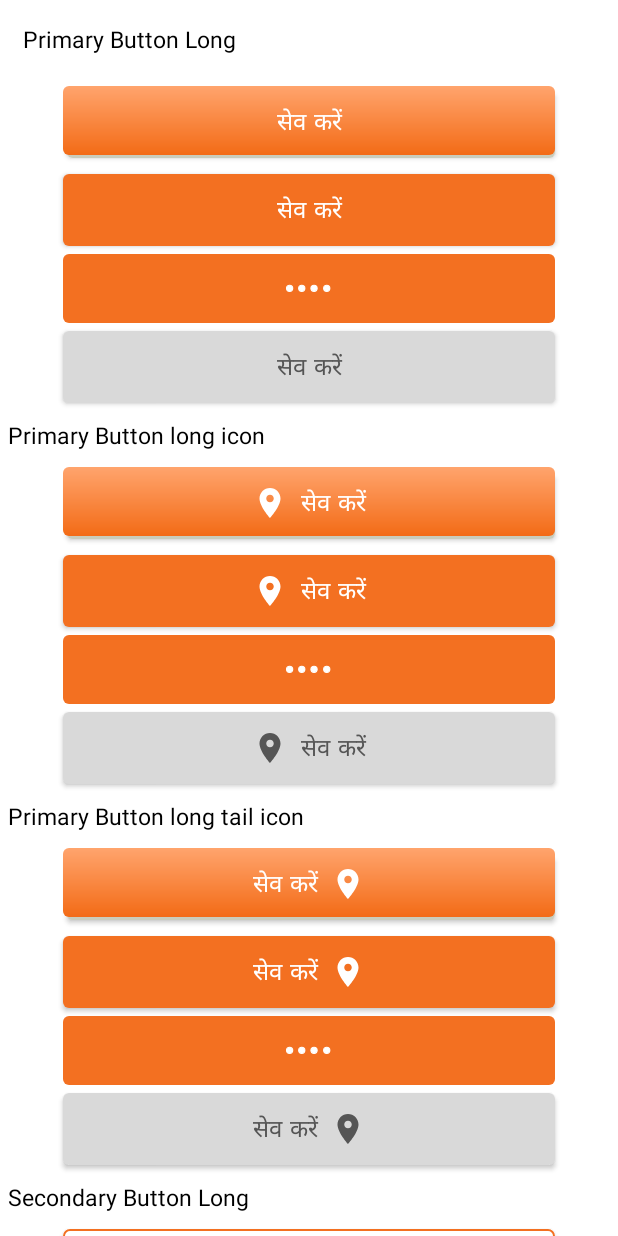
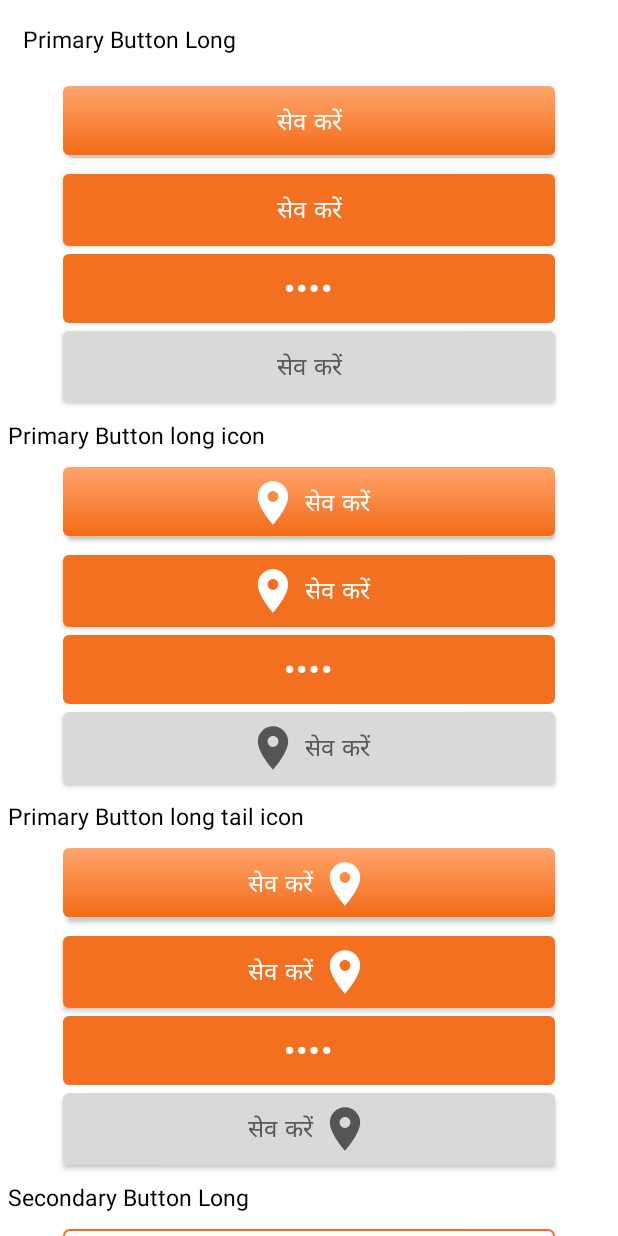
Before and after one commit to jasi341/CustomApplication, an Android app: the IconsButtonActivity screen opened directly, with no data from a screen before it, on a phone screen of 412 x 824 dp. Run offline under Robolectric (Android 15) with nearby library versions, the phone set to English and light mode, and no system bars.

Commit message:
Icons Fixed

```diff
--- /dev/null
+++ b/app/src/main/res/drawable/ic_baseline_local_phone_24.xml
@@ -0,0 +1,5 @@
+<vector android:height="24dp" android:tint="#000000"
+    android:viewportHeight="24" android:viewportWidth="24"
+    android:width="24dp" xmlns:android="http://schemas.android.com/apk/res/android">
+    <path android:fillColor="@android:color/white" android:pathData="M6.62,10.79c1.44,2.83 3.76,5.14 6.59,6.59l2.2,-2.2c0.27,-0.27 0.67,-0.36 1.02,-0.24 1.12,0.37 2.33,0.57 3.57,0.57 0.55,0 1,0.45 1,1V20c0,0.55 -0.45,1 -1,1 -9.39,0 -17,-7.61 -17,-17 0,-0.55 0.45,-1 1,-1h3.5c0.55,0 1,0.45 1,1 0,1.25 0.2,2.45 0.57,3.57 0.11,0.35 0.03,0.74 -0.25,1.02l-2.2,2.2z"/>
+</vector>
--- a/app/src/main/res/layout/activity_input_fields.xml
+++ b/app/src/main/res/layout/activity_input_fields.xml
@@ -16,7 +16,7 @@
         android:hint="Mobile Number"
         app:hintTextColor="#555555"
         android:layout_margin="10dp"
-        app:startIconDrawable="@drawable/ic_baseline_location_on_24"
+        app:startIconDrawable="@drawable/ic_baseline_local_phone_24"
         app:layout_constraintEnd_toEndOf="parent"
         app:layout_constraintStart_toStartOf="parent"
         app:layout_constraintTop_toTopOf="parent">
@@ -28,6 +28,7 @@
             android:layout_height="match_parent"
             android:inputType="textPersonName|textNoSuggestions"
             android:maxLines="1"
+            android:drawablePadding="-9dp"
             android:textColor="@color/black"
             android:textSize="18sp" />
     </com.google.android.material.textfield.TextInputLayout>
@@ -35,7 +36,7 @@
     <TextView
         android:id="@+id/error"
         android:layout_width="63dp"
-        android:layout_margin="10dp"
+        android:layout_marginStart="26dp"
         android:visibility="gone"
         android:layout_height="16dp"
         android:text="@string/errorMessage"
--- a/customlibrary/src/main/java/com/example/customlibrary/MaterialButtons.kt
+++ b/customlibrary/src/main/java/com/example/customlibrary/MaterialButtons.kt
@@ -47,6 +47,8 @@ class MaterialButtons(context: Context, attrs:AttributeSet) : MaterialButton(con
         setBackgroundResource(R.drawable.btn_gredient)
         iconGravity = ICON_GRAVITY_TEXT_START
         textSize = 16f
+        iconSize  = 52
+        iconPadding = 5
         backgroundTintMode = null
         setIconTintResource(R.color.white)
         textAlignment = TEXT_ALIGNMENT_CENTER
@@ -59,6 +61,8 @@ class MaterialButtons(context: Context, attrs:AttributeSet) : MaterialButton(con
         setBackgroundResource(R.drawable.btn_clicked)
         iconGravity = ICON_GRAVITY_TEXT_START
         textSize = 16f
+        iconSize  = 52
+        iconPadding = 5
         backgroundTintMode = null
         setIconTintResource(R.color.white)
         textAlignment = TEXT_ALIGNMENT_CENTER
@@ -70,6 +74,8 @@ class MaterialButtons(context: Context, attrs:AttributeSet) : MaterialButton(con
         setBackgroundResource(R.drawable.btn_disabled)
         iconGravity = ICON_GRAVITY_TEXT_START
         textSize = 16f
+        iconSize  = 52
+        iconPadding = 5
         backgroundTintMode = null
         setIconTintResource(R.color.disabled_text)
         textAlignment = TEXT_ALIGNMENT_CENTER
@@ -83,6 +89,8 @@ class MaterialButtons(context: Context, attrs:AttributeSet) : MaterialButton(con
         setTextColor(ContextCompat.getColor(mContext,R.color.white))
         iconGravity = ICON_GRAVITY_TEXT_END
         textSize = 16f
+        iconSize  = 52
+        iconPadding = 5
         backgroundTintMode = null
         setIconTintResource(R.color.white)
         textAlignment = TEXT_ALIGNMENT_CENTER
@@ -95,6 +103,8 @@ class MaterialButtons(context: Context, attrs:AttributeSet) : MaterialButton(con
         setTextColor(ContextCompat.getColor(mContext,R.color.white))
         iconGravity = ICON_GRAVITY_TEXT_END
         textSize = 16f
+        iconSize  = 52
+        iconPadding = 5
         backgroundTintMode = null
         setIconTintResource(R.color.white)
         textAlignment = TEXT_ALIGNMENT_CENTER
@@ -106,7 +116,9 @@ class MaterialButtons(context: Context, attrs:AttributeSet) : MaterialButton(con
         setBackgroundResource(R.drawable.btn_disabled)
         iconGravity = ICON_GRAVITY_TEXT_END
         textSize = 16f
-        backgroundTintMode = null
+        iconSize  = 52
+        iconPadding = 5
+        backgroundTintMode= null
         setIconTintResource(R.color.disabled_text)
         textAlignment = TEXT_ALIGNMENT_CENTER
         setTextColor(ContextCompat.getColor(mContext,R.color.disabled_text))
@@ -116,7 +128,7 @@ class MaterialButtons(context: Context, attrs:AttributeSet) : MaterialButton(con
     //Neutral Secondary button long
     fun secondaryButtonLongNeutral(){
         setBackgroundResource(R.drawable.btn_sec_neutral)
-        setTextColor( resources.getColor(R.color.orange))
+        setTextColor( ContextCompat.getColor(mContext,R.color.orange))
         textSize = 14f
         backgroundTintMode = null
         textAlignment = TEXT_ALIGNMENT_CENTER
@@ -149,6 +161,8 @@ class MaterialButtons(context: Context, attrs:AttributeSet) : MaterialButton(con
         setTextColor(ContextCompat.getColor(mContext,R.color.orange))
         iconGravity = ICON_GRAVITY_TEXT_START
         textSize = 14f
+        iconSize  = 52
+        iconPadding = 5
         backgroundTintMode = null
         setIconTintResource(R.color.orange)
         textAlignment = TEXT_ALIGNMENT_CENTER
@@ -161,6 +175,8 @@ class MaterialButtons(context: Context, attrs:AttributeSet) : MaterialButton(con
         setTextColor(ContextCompat.getColor(mContext,R.color.orange))
         iconGravity = ICON_GRAVITY_TEXT_START
         textSize = 14f
+        iconSize  = 52
+        iconPadding = 5
         backgroundTintMode = null
         setIconTintResource(R.color.orange)
         textAlignment = TEXT_ALIGNMENT_CENTER
@@ -173,6 +189,8 @@ class MaterialButtons(context: Context, attrs:AttributeSet) : MaterialButton(con
         setTextColor(ContextCompat.getColor(mContext,R.color.disabled_text))
         iconGravity = ICON_GRAVITY_TEXT_START
         textSize = 14f
+        iconSize  = 52
+        iconPadding = 5
         backgroundTintMode = null
         setIconTintResource(R.color.disabled_text)
         textAlignment = TEXT_ALIGNMENT_CENTER
@@ -185,6 +203,8 @@ class MaterialButtons(context: Context, attrs:AttributeSet) : MaterialButton(con
         setTextColor(ContextCompat.getColor(mContext,R.color.orange))
         iconGravity = ICON_GRAVITY_TEXT_END
         textSize = 14f
+        iconSize  = 52
+        iconPadding = 5
         backgroundTintMode = null
         setIconTintResource(R.color.orange)
         textAlignment = TEXT_ALIGNMENT_CENTER
@@ -197,6 +217,8 @@ class MaterialButtons(context: Context, attrs:AttributeSet) : MaterialButton(con
         setTextColor(ContextCompat.getColor(mContext,R.color.orange))
         iconGravity = ICON_GRAVITY_TEXT_END
         textSize = 14f
+        iconSize  = 52
+        iconPadding = 5
         backgroundTintMode = null
         setIconTintResource(R.color.orange)
         textAlignment = TEXT_ALIGNMENT_CENTER
@@ -209,6 +231,8 @@ class MaterialButtons(context: Context, attrs:AttributeSet) : MaterialButton(con
         setTextColor( ContextCompat.getColor(mContext,R.color.disabled_text))
         iconGravity = ICON_GRAVITY_TEXT_END
         textSize = 14f
+        iconSize  = 52
+        iconPadding = 5
         backgroundTintMode = null
         setIconTintResource(R.color.disabled_text)
         textAlignment = TEXT_ALIGNMENT_CENTER
```
